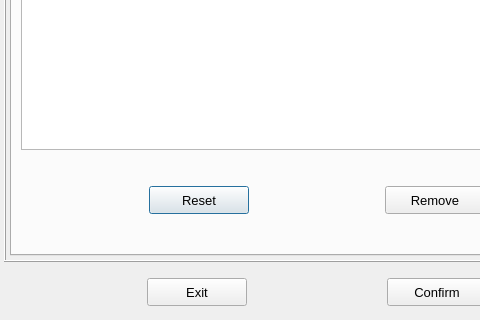
This is vibra/interface/data/ui_files/model/setup/acoustic/perforated_plate_model_inputs.ui in MOPT-UFSC/VIBRA as Qt 5 draws it before an edit; both pictures show x 0 to 480 and y 330 to 650 of the 636 by 650 pixel window. The edited form follows.
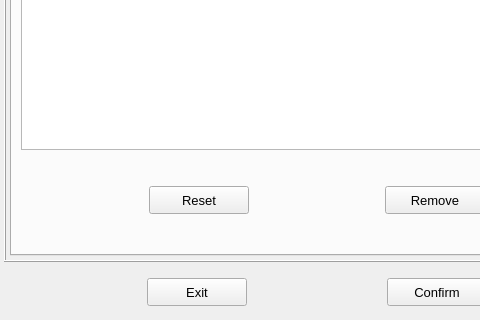
This is the edited form. The open tabs and pages were chosen to show the change. Icons and pictures are not drawn.

The edit to the form file:
```diff
--- a/vibra/interface/data/ui_files/model/setup/acoustic/perforated_plate_model_inputs.ui
+++ b/vibra/interface/data/ui_files/model/setup/acoustic/perforated_plate_model_inputs.ui
@@ -1922,6 +1922,9 @@
                <property name="text">
                 <string>Reset</string>
                </property>
+               <property name="autoDefault">
+                <bool>false</bool>
+               </property>
               </widget>
              </item>
              <item row="0" column="1">
@@ -1953,6 +1956,9 @@
                <property name="text">
                 <string>Remove</string>
                </property>
+               <property name="autoDefault">
+                <bool>false</bool>
+               </property>
               </widget>
              </item>
             </layout>
```
